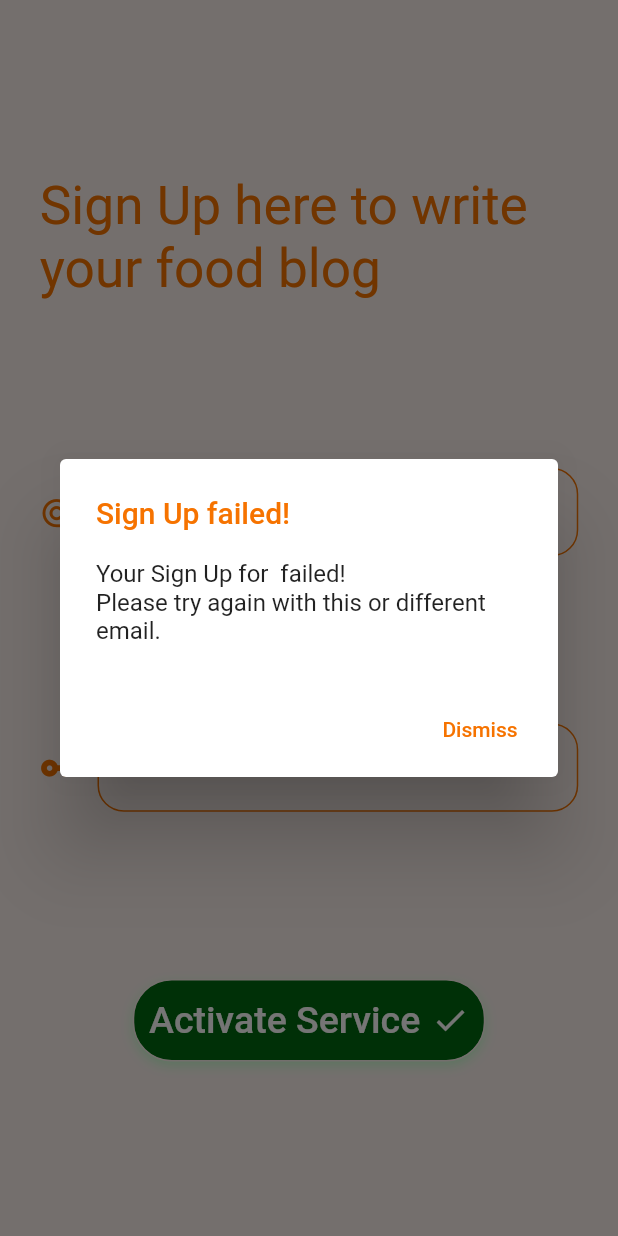
After one commit to cyber-venom003/home_automation_flutter, a Flutter app: the RegisterScreen screen opened directly, after a tap on "Activate Service", on a phone screen of 412 x 824 dp. The commit adds this screen. Run offline on Flutter 3.47's test engine with Material 2 defaults, Android fonts, the phone set to English and light mode, and no system bars; our stand-ins replace firebase_auth; accounts and stored records are empty; Roboto replaces fonts that are missing (Segoe UI).

Commit message:
Added Firebase Auth Service

```diff
--- /dev/null
+++ b/lib/Utils/authHandler.dart
@@ -0,0 +1,30 @@
+import 'package:firebase_auth/firebase_auth.dart';
+
+class AuthHandler{
+  final FirebaseAuth _auth = FirebaseAuth.instance;
+  AuthResult result;
+  FirebaseUser user;
+  Future<bool> createEmailUser(String email , String password) async {
+    result = await _auth.createUserWithEmailAndPassword(email: email, password: password);
+    user = result.user;
+    if (user != null){
+      return true;
+    }
+    else{
+      return false;
+    }
+  }
+  Future<bool> signInEmailUser(String email , String password) async {
+    result = await _auth.signInWithEmailAndPassword(email: email, password: password);
+    user = result.user;
+    if (user != null){
+      return true;
+    }
+    else{
+      return false;
+    }
+  }
+  signOutUser() async {
+    await _auth.signOut();
+  }
+}
--- a/lib/main.dart
+++ b/lib/main.dart
@@ -1,5 +1,7 @@
 import 'package:flutter/material.dart';
 import './screens/startScreen.dart';
+import './screens/registerScreen.dart';
+import './screens/dashboard.dart';
 
 void main() {
   runApp(MyApp());
@@ -12,10 +14,13 @@ class MyApp extends StatelessWidget {
     return MaterialApp(
       title: 'Flutter Demo',
       theme: ThemeData(
-        primarySwatch: Colors.blue,
+        primarySwatch: Colors.teal,
         visualDensity: VisualDensity.adaptivePlatformDensity,
       ),
       home: StartScreen(),
+      routes: {
+        'Switch_DashBoard': (context) => SwitchDashBoard(),
+      }
     );
   }
 }
--- /dev/null
+++ b/lib/screens/dashboard.dart
@@ -0,0 +1,21 @@
+import 'package:flutter/material.dart';
+
+class SwitchDashBoard extends StatefulWidget {
+  @override
+  _SwitchDashBoardState createState() => _SwitchDashBoardState();
+}
+
+class _SwitchDashBoardState extends State<SwitchDashBoard> {
+  @override
+  Widget build(BuildContext context) {
+    return SafeArea(
+        child: Scaffold(
+          appBar: AppBar(
+            title: Center(
+              child: Text('Dashboard'),
+            ),
+          ),
+        )
+    );
+  }
+}
--- /dev/null
+++ b/lib/screens/registerScreen.dart
@@ -0,0 +1,239 @@
+import 'package:flutter/material.dart';
+import '../Utils/authHandler.dart';
+
+class RegisterScreen extends StatefulWidget {
+  RegisterScreen({@required this.option});
+  final String option;
+  @override
+  _RegisterScreenState createState() => _RegisterScreenState(option: option);
+}
+
+class _RegisterScreenState extends State<RegisterScreen> {
+  _RegisterScreenState({@required this.option});
+  final String option;
+  TextEditingController _emailController;
+  TextEditingController _passwordController;
+  bool isLoading = false;
+  @override
+  void initState() {
+    super.initState();
+    _emailController = TextEditingController(text: "");
+    _passwordController = TextEditingController(text: "");
+  }
+  @override
+  void deactivate() {
+    super.deactivate();
+    _emailController.dispose();
+    _passwordController.dispose();
+  }
+  final AuthHandler AuthService = AuthHandler();
+  createAlertDialog(BuildContext context){
+    return showDialog(
+        context: context,
+        builder: (context){
+          return AlertDialog(
+            title: Text(
+              "$option failed!",
+              style: TextStyle(
+                fontFamily: "Segoe UI",
+                fontSize: 20,
+                color:Color(0xfff67300),
+              ),
+            ),
+            content: SingleChildScrollView(
+              child: ListBody(
+                children: <Widget>[
+                  Text('Your $option for ${_emailController.text} failed!'),
+                  Text('Please try again with this or different email.'),
+                ],
+              ),
+            ),
+            actions: <Widget>[
+              FlatButton(
+                child: Text(
+                  'Dismiss',
+                  style: TextStyle(
+                    color:Color(0xfff67300),
+                  ),
+                ),
+                onPressed: () {
+                  Navigator.of(context).pop();
+                },
+              ),
+            ],
+          );
+        }
+    );
+  }
+  @override
+  Widget build(BuildContext context) {
+    return new Scaffold(
+      backgroundColor: Color(0xFFFCF3EE),
+      body: Padding(
+          padding: EdgeInsets.symmetric(horizontal: 26.5 , vertical: 5),
+          child: isLoading ? Center(
+              child: CircularProgressIndicator(
+                  valueColor: AlwaysStoppedAnimation<Color>(Color(0xfff67300))
+              )
+          )
+              : new Column(
+            mainAxisAlignment: MainAxisAlignment.spaceEvenly,
+            crossAxisAlignment: CrossAxisAlignment.center,
+            children: <Widget>[
+              new Text(
+                "$option here to write your food blog",
+                style: TextStyle(
+                  fontFamily: "Segoe UI",
+                  fontSize: 35.5,
+                  color:Color(0xfff67300),
+                ),
+              ),
+              new TextField(
+                controller: _emailController,
+                keyboardType: TextInputType.emailAddress,
+                decoration: InputDecoration(
+                  hintText: "Username",
+                  icon: Icon(Icons.alternate_email , color: Color(0xFFF67300) , size: 22.5),
+                  border: OutlineInputBorder(
+                    borderRadius: BorderRadius.all(Radius.circular(17.5)),
+                    borderSide: BorderSide(color: Color(0xFFF67300) , width: 1),
+                  ),
+                  enabledBorder: OutlineInputBorder(
+                    borderSide: BorderSide(color: Color(0xFFF67300), width: 1.0),
+                    borderRadius: BorderRadius.all(Radius.circular(17.5)),
+                  ),
+                  focusedBorder: OutlineInputBorder(
+                    borderSide: BorderSide(color: Color(0xFFF67300), width: 2.0),
+                    borderRadius: BorderRadius.all(Radius.circular(17.5)),
+                  ),
+                ),
+              ),
+              new TextField(
+                controller: _passwordController,
+                obscureText: true,
+                decoration: InputDecoration(
+                  hintText: "Password",
+                  icon: Icon(Icons.vpn_key , color: Color(0xFFF67300) , size: 22.5),
+                  border: OutlineInputBorder(
+                    borderRadius: BorderRadius.all(Radius.circular(17.5)),
+                    borderSide: BorderSide(color: Color(0xFFF67300) , width: 1),
+                  ),
+                  enabledBorder: OutlineInputBorder(
+                    borderSide: BorderSide(color: Color(0xFFF67300), width: 1.0),
+                    borderRadius: BorderRadius.all(Radius.circular(17.5)),
+                  ),
+                  focusedBorder: OutlineInputBorder(
+                    borderSide: BorderSide(color: Color(0xFFF67300), width: 2.0),
+                    borderRadius: BorderRadius.all(Radius.circular(17.5)),
+                  ),
+                ),
+              ),
+              FlatButton(
+                onPressed: () async {
+                  if(_emailController.text.isEmpty || _passwordController.text.isEmpty){
+                    createAlertDialog(context);
+                    return;
+                  }
+                  else{
+                    if(option == "Sign Up"){
+                      try{
+                        setState(() {
+                          isLoading = true;
+                        });
+                        bool res = await AuthService.createEmailUser(_emailController.text, _passwordController.text);
+                        if(!res){
+                          setState(() {
+                            isLoading = false;
+                          });
+                          createAlertDialog(context);
+                        }
+                        else{
+                          setState(() {
+                            isLoading = false;
+                          });
+                          Navigator.pushNamed(context, 'Regis_Screen');
+                        }
+                      }
+                      catch(error){
+                        setState(() {
+                          isLoading = false;
+                        });
+                        createAlertDialog(context);
+                      }
+                    }
+                    else if(option == "Sign In"){
+                      try{
+                        setState(() {
+                          isLoading = true;
+                        });
+                        bool res = await AuthService.signInEmailUser(_emailController.text, _passwordController.text);
+                        if(!res){
+                          setState(() {
+                            isLoading = false;
+                          });
+                          createAlertDialog(context);
+                        }
+                        else{
+                          setState(() {
+                            isLoading = false;
+                          });
+                          Navigator.of(context).pushNamedAndRemoveUntil('Item_Screen', (route) => false);
+                        }
+                      }
+                      catch(error){
+                        setState(() {
+                          isLoading = false;
+                        });
+                        createAlertDialog(context);
+                      }
+                    }
+                  }
+                },
+                child: Container(
+                  width: 235,
+                  height: 55,
+                  decoration: BoxDecoration(
+                    borderRadius: BorderRadius.circular(26.0),
+                    color: const Color(0xff00690f),
+                    border:
+                    Border.all(width: 1.0, color: const Color(0xfffcf3ee)),
+                    boxShadow: [
+                      BoxShadow(
+                        color: const Color(0xe6c4ffcd),
+                        offset: Offset(0, 3),
+                        blurRadius: 6,
+                      ),
+                    ],
+                  ),
+                  child: Row(
+                    mainAxisAlignment: MainAxisAlignment.center,
+                    children: <Widget>[
+                      new Text(
+                        'Activate Service',
+                        textAlign: TextAlign.center,
+                        style: TextStyle(
+                          fontFamily: "Segoe UI",
+                          fontSize: 25,
+                          color:Color(0xffffffff),
+                        ),
+                      ),
+                      SizedBox(width: 7.5),
+                      Icon(Icons.check , size: 25 , color: Color(0xffffffff)),
+                    ],
+                  ),
+                ),
+              ),
+//              new ShadowButton(
+//                icon: Icon(Icons.edit , color: Color(0xfff67300) , size: 24.5),
+//                text: 'Let\'s write ',
+//                textSize: 22.5,
+//                width: 210,
+//                height: 48,
+
+//              ),
+            ],
+          )
+      ),
+    );
+  }
+}
--- a/lib/screens/startScreen.dart
+++ b/lib/screens/startScreen.dart
@@ -1,4 +1,5 @@
 import 'package:flutter/material.dart';
+import './registerScreen.dart';
 
 class StartScreen extends StatelessWidget {
   @override
@@ -22,7 +23,9 @@ class StartScreen extends StatelessWidget {
                 Image.asset('assets/images/smart-home-png-2.png'),
                 SizedBox(height: 5,),
                 FlatButton(
-                  onPressed: null,
+                  onPressed: (){
+                    Navigator.push(context, MaterialPageRoute(builder: (context) => RegisterScreen(option: "Sign Up")));
+                  },
                   child: Container(
                   width: 180,
                   height: 55,
@@ -58,9 +61,10 @@ class StartScreen extends StatelessWidget {
                 ),
               ),
             ),
-                SizedBox(height: 5,),
                 GestureDetector(
-                  onTap: null,
+                  onTap: () {
+                    Navigator.push(context, MaterialPageRoute(builder: (context) => RegisterScreen(option: "Sign In")));
+                  },
                   child: Text(
                     'Already have an account? Sign In',
                     style: TextStyle(
--- a/pubspec.yaml
+++ b/pubspec.yaml
@@ -27,6 +27,7 @@ dependencies:
 #  firebase_auth: ^0.16.1
   firebase_database: ^3.1.6
   firebase_core_web: ^0.1.1+2
+  firebase_auth: ^0.16.1
 
 
   # The following adds the Cupertino Icons font to your application.
```
Also changed, not shown: pubspec.lock.
